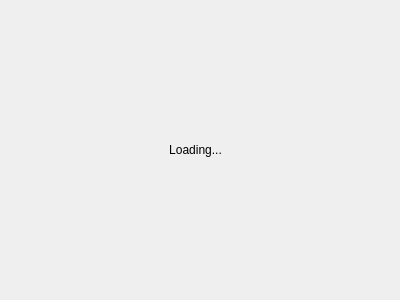
Qt form series_list/interface/series.ui (nvbn/series_list) before a commit.
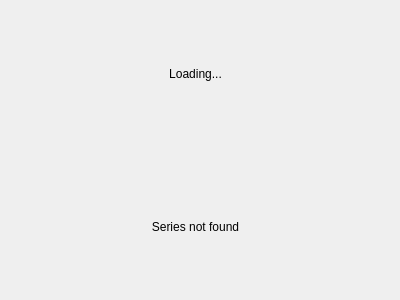
The same form after that commit.

Commit message: Add not found message

```diff
--- a/series_list/interface/series.ui
+++ b/series_list/interface/series.ui
@@ -57,6 +57,16 @@
          </property>
         </widget>
        </item>
+       <item>
+        <widget class="QLabel" name="nothingFound">
+         <property name="text">
+          <string>Series not found</string>
+         </property>
+         <property name="alignment">
+          <set>Qt::AlignCenter</set>
+         </property>
+        </widget>
+       </item>
       </layout>
      </widget>
     </widget>
```
The commit also changes 1 other file.
